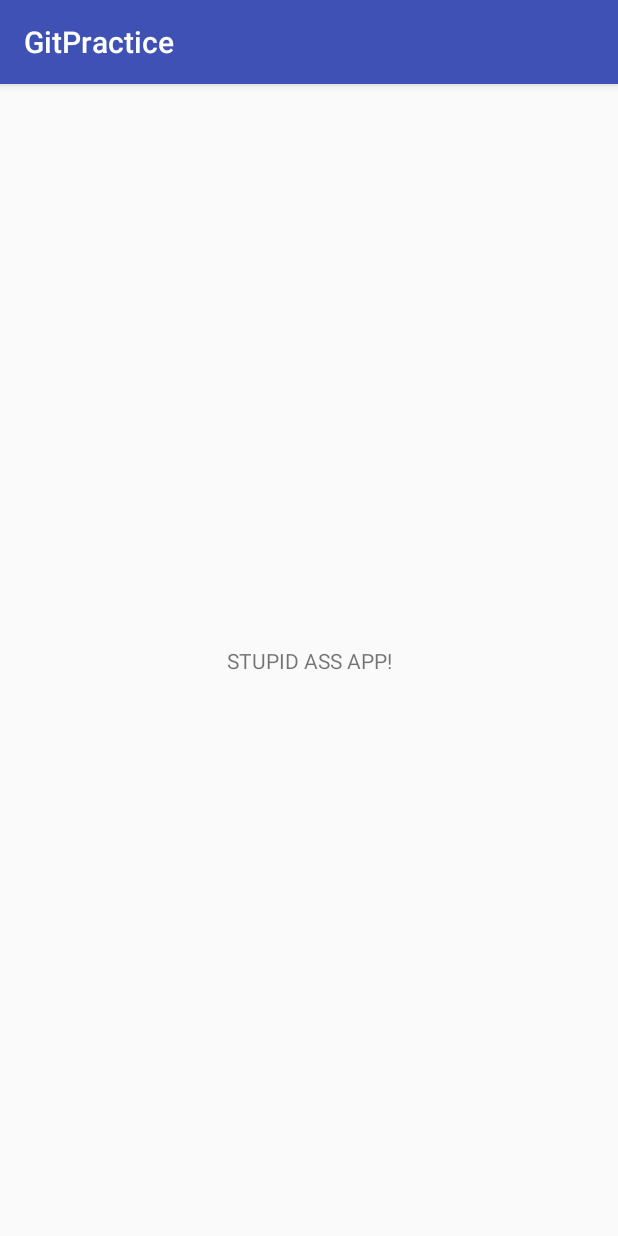
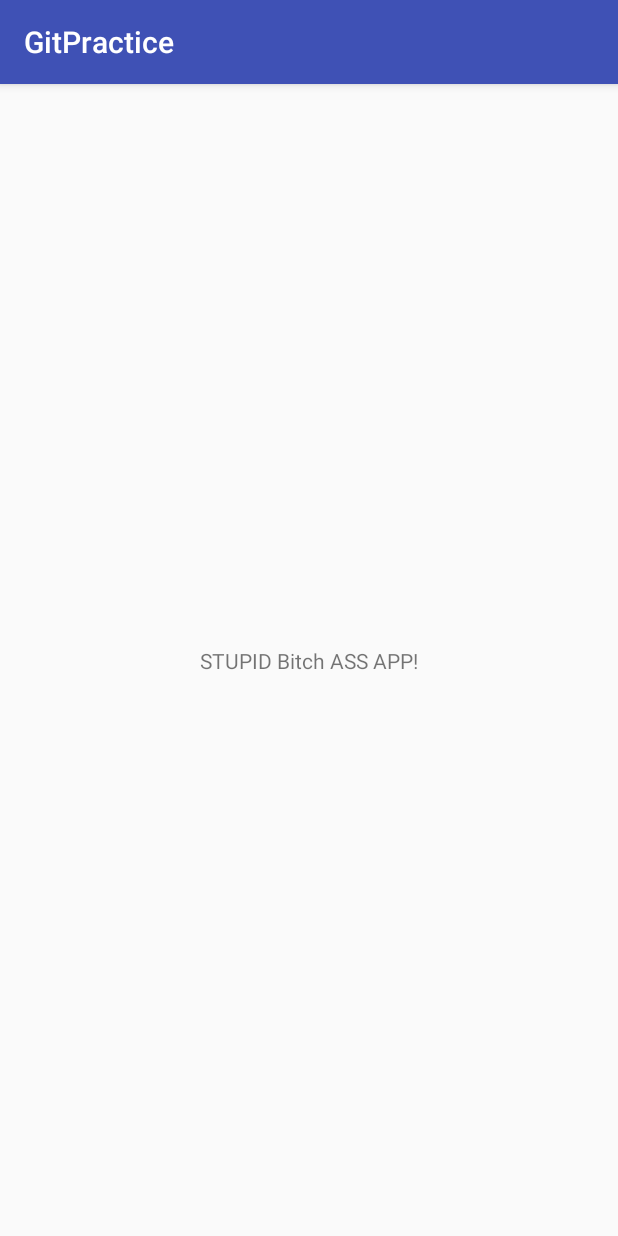
Before and after one commit to adrums86/GitPractice, an Android app: the screen it shows after launch (MainActivity), on a phone screen of 412 x 824 dp. Run offline under Robolectric (Android 15) with nearby library versions, the phone set to English and light mode, and no system bars.

Commit message:
dded bitch

```diff
--- a/app/src/main/res/layout/activity_main.xml
+++ b/app/src/main/res/layout/activity_main.xml
@@ -9,7 +9,7 @@
     <TextView
         android:layout_width="wrap_content"
         android:layout_height="wrap_content"
-        android:text="STUPID ASS APP!"
+        android:text="STUPID Bitch ASS APP!"
         app:layout_constraintBottom_toBottomOf="parent"
         app:layout_constraintLeft_toLeftOf="parent"
         app:layout_constraintRight_toRightOf="parent"
```
